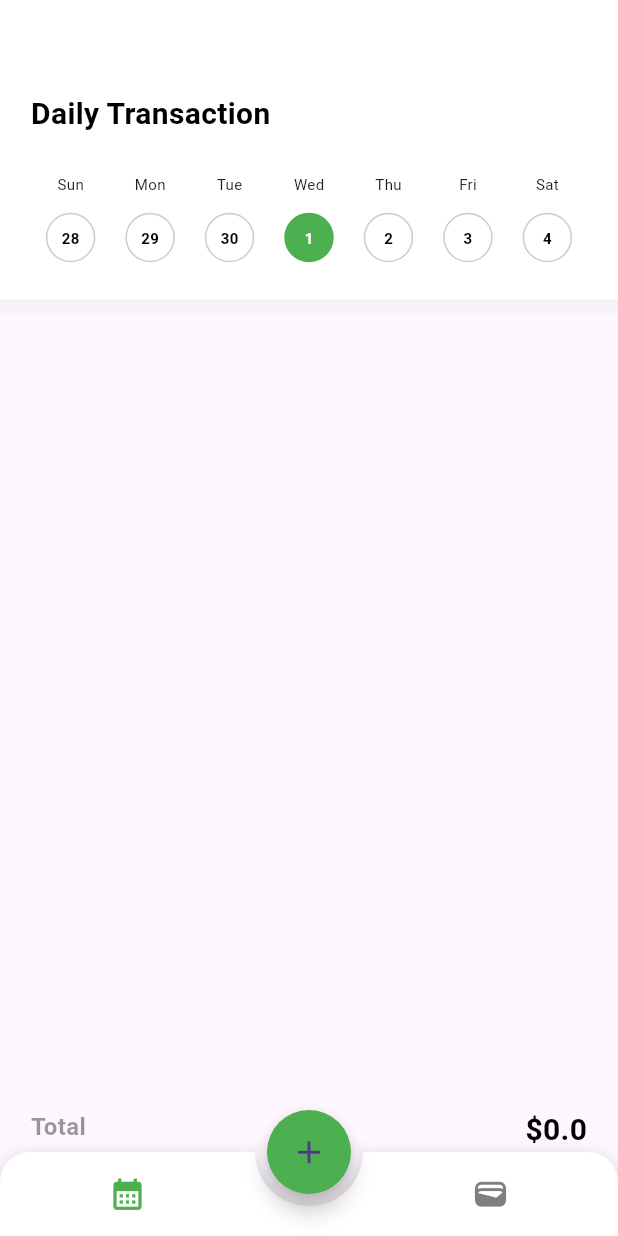
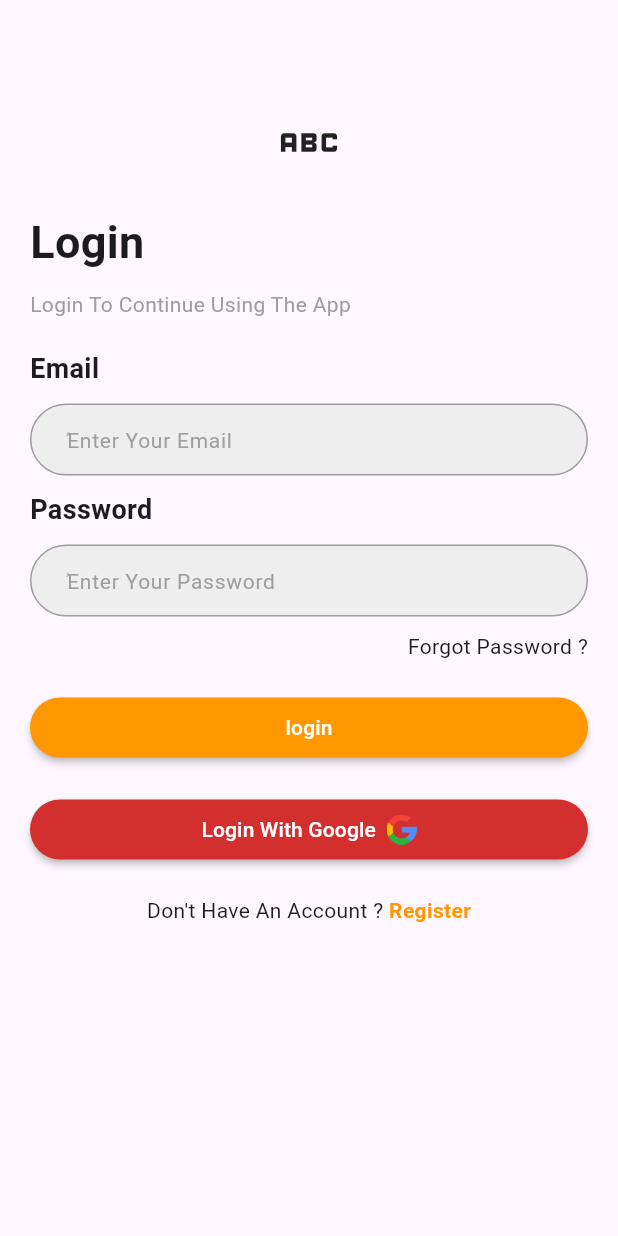
Before and after one commit to feras5533/expenses_app, a Flutter app: the screen it shows after launch, on a phone screen of 412 x 824 dp. Run offline on Flutter 3.47's test engine with Material 3 defaults, Android fonts, the phone set to English and light mode, and no system bars; drawn by our look-alikes of animated_bottom_navigation_bar; our stand-ins replace auto_size_text, fl_chart, get; missing offline and left inert: animated_snack_bar.

Commit message:
adding login UI

```diff
--- a/lib/common/color_constants.dart
+++ b/lib/common/color_constants.dart
@@ -1,11 +1,12 @@
 import 'package:flutter/material.dart';
 
-const Color primary = Colors.green;
-const Color secondary = Color.fromARGB(255, 103, 241, 107);
-const Color black = Colors.black;
-const Color white = Colors.white;
-const Color grey = Colors.grey;
-const Color red = Colors.red;
-const Color green = Colors.green;
-const Color blue = Colors.blue;
-const Color orange = Colors.orange;
+class AppTheme {
+  static Color primaryColor = Colors.green;
+  static Color secondaryColor = Color.fromRGBO(103, 241, 107, 1);
+  static Color black = Colors.black;
+  static Color white = Colors.white;
+  static Color grey = Colors.grey;
+  static Color red = Colors.red;
+  static Color blue = Colors.blue;
+  static Color orange = Colors.orange;
+}
--- a/lib/controllers/transactions_controller.dart
+++ b/lib/controllers/transactions_controller.dart
@@ -9,25 +9,25 @@ List categories = [
     "name": "Food",
     "percentage": 0.0,
     "total": 0.0,
-    "color": green,
+    "color": AppTheme.primaryColor,
   },
   {
     "name": "Gift",
     "percentage": 0.0,
     "total": 0.0,
-    "color": blue,
+    "color": AppTheme.blue,
   },
   {
     "name": "Charity",
     "percentage": 0.0,
     "total": 0.0,
-    "color": red,
+    "color": AppTheme.red,
   },
   {
     "name": "Transportation",
     "percentage": 0.0,
     "total": 0.0,
-    "color": orange,
+    "color": AppTheme.orange,
   },
 ];
 
@@ -66,7 +66,7 @@ class TransactionsController extends GetxController {
 
   List<dynamic> addCategory({
     required String name,
-    color = green,
+    color,
   }) {
     categories.add({
       "name": name,
--- a/lib/main.dart
+++ b/lib/main.dart
@@ -1,10 +1,12 @@
 import 'package:flutter/material.dart';
 import 'package:get/get.dart';
 
-import '/widgets/bottom_navigation_bar_widget.dart';
+// import '/widgets/bottom_navigation_bar_widget.dart';
+import 'views/login_view.dart';
 
 void main() async {
   WidgetsFlutterBinding.ensureInitialized();
+
   runApp(const MyApp());
 }
 
@@ -19,7 +21,7 @@ class MyApp extends StatelessWidget {
       theme: ThemeData(
         primarySwatch: Colors.blue,
       ),
-      home: const BottomNavigationBarWidget(),
+      home: const LoginView(),
     );
   }
 }
--- a/lib/views/daily_view.dart
+++ b/lib/views/daily_view.dart
@@ -24,10 +24,10 @@ class _DailyViewState extends State<DailyView> {
           children: [
             Container(
               decoration: BoxDecoration(
-                color: white,
+                color: AppTheme.white,
                 boxShadow: [
                   BoxShadow(
-                    color: grey.withOpacity(0.08),
+                    color: AppTheme.grey.withOpacity(0.08),
                     spreadRadius: 10,
                     blurRadius: 3,
                   ),
@@ -43,12 +43,12 @@ class _DailyViewState extends State<DailyView> {
                 child: Column(
                   crossAxisAlignment: CrossAxisAlignment.start,
                   children: [
-                    const Text(
+                    Text(
                       "Daily Transaction",
                       style: TextStyle(
                           fontSize: 20,
                           fontWeight: FontWeight.bold,
-                          color: black),
+                          color: AppTheme.black),
                     ),
                     SizedBox(
                       height: Get.height * 0.03,
@@ -82,13 +82,13 @@ class _DailyViewState extends State<DailyView> {
                                     height: Get.height * 0.04,
                                     decoration: BoxDecoration(
                                       color: activeDay == index
-                                          ? primary
+                                          ? AppTheme.primaryColor
                                           : Colors.transparent,
                                       shape: BoxShape.circle,
                                       border: Border.all(
                                         color: activeDay == index
-                                            ? primary
-                                            : black.withOpacity(
+                                            ? AppTheme.primaryColor
+                                            : AppTheme.black.withOpacity(
                                                 0.2,
                                               ),
                                       ),
@@ -100,8 +100,8 @@ class _DailyViewState extends State<DailyView> {
                                             fontSize: 10,
                                             fontWeight: FontWeight.w600,
                                             color: activeDay == index
-                                                ? white
-                                                : black),
+                                                ? AppTheme.white
+                                                : AppTheme.black),
                                       ),
                                     ),
                                   ),
@@ -141,9 +141,9 @@ class _DailyViewState extends State<DailyView> {
                                       Text(
                                         controller.dailyTransactions[index]
                                             ['name'],
-                                        style: const TextStyle(
+                                        style: TextStyle(
                                             fontSize: 15,
-                                            color: black,
+                                            color: AppTheme.black,
                                             fontWeight: FontWeight.w500),
                                         overflow: TextOverflow.ellipsis,
                                       ),
@@ -154,7 +154,8 @@ class _DailyViewState extends State<DailyView> {
                                         "${controller.dailyTransactions[index]['category']} . ${controller.dailyTransactions[index]['date']}",
                                         style: TextStyle(
                                             fontSize: 12,
-                                            color: black.withOpacity(0.5),
+                                            color:
+                                                AppTheme.black.withOpacity(0.5),
                                             fontWeight: FontWeight.w400),
                                         overflow: TextOverflow.ellipsis,
                                       ),
@@ -199,7 +200,7 @@ class _DailyViewState extends State<DailyView> {
                     "Total",
                     style: TextStyle(
                         fontSize: 16,
-                        color: black.withOpacity(0.4),
+                        color: AppTheme.black.withOpacity(0.4),
                         fontWeight: FontWeight.w600),
                     overflow: TextOverflow.ellipsis,
                   ),
@@ -207,9 +208,9 @@ class _DailyViewState extends State<DailyView> {
                     padding: const EdgeInsets.only(top: 5),
                     child: Text(
                       "\$${controller.total}",
-                      style: const TextStyle(
+                      style: TextStyle(
                           fontSize: 20,
-                          color: black,
+                          color: AppTheme.black,
                           fontWeight: FontWeight.bold),
                       overflow: TextOverflow.ellipsis,
                     ),
--- /dev/null
+++ b/lib/views/login_view.dart
@@ -0,0 +1,197 @@
+// import 'package:flutter/material.dart';
+// import 'package:get/get.dart';
+// import '/common/color_constants.dart';
+
+// class LoginView extends StatefulWidget {
+//   const LoginView({super.key});
+
+//   @override
+//   State<LoginView> createState() => _LoginViewState();
+// }
+
+// class _LoginViewState extends State<LoginView> {
+//   final TextEditingController _userNameController = TextEditingController();
+//   final TextEditingController _passwordController = TextEditingController();
+//   @override
+//   Widget build(BuildContext context) {
+//     return Scaffold(
+//       resizeToAvoidBottomInset: false,
+//       body: Column(
+//         mainAxisAlignment: MainAxisAlignment.center,
+//         children: [
+//           customForm(
+//             controller: _userNameController,
+//           ),
+//           customForm(
+//             controller: _passwordController,
+//             lastField: true,
+//           ),
+//           Center(
+//             child: Container(
+//               margin: EdgeInsets.only(top: Get.height * 0.01),
+//               height: Get.height * 0.07,
+//               width: Get.width * 0.8,
+//               child: ElevatedButton(
+//                 onPressed: () {},
+//                 style: ButtonStyle(
+//                   backgroundColor:
+//                       WidgetStatePropertyAll(AppTheme.primaryColor),
+//                 ),
+//                 child: const Text(
+//                   'Login',
+//                   style: TextStyle(
+//                       fontWeight: FontWeight.bold,
+//                       color: Colors.black,
+//                       fontSize: 18),
+//                 ),
+//               ),
+//             ),
+//           ),
+//         ],
+//       ),
+//     );
+//   }
+
+//   customForm({
+//     required TextEditingController? controller,
+//     bool lastField = false,
+//   }) {
+//     return Container(
+//       margin: EdgeInsetsDirectional.symmetric(
+//         vertical: Get.height * 0.02,
+//         horizontal: Get.width * 0.04,
+//       ),
+//       child: TextFormField(
+//         controller: controller,
+//         textInputAction:
+//             lastField ? TextInputAction.done : TextInputAction.next,
+//         cursorColor: AppTheme.primaryColor,
+//         onTapOutside: (event) {
+//           Get.focusScope!.unfocus();
+//         },
+//         decoration: InputDecoration(
+//           border: OutlineInputBorder(
+//             borderRadius: BorderRadius.all(
+//               Radius.circular(35),
+//             ),
+//           ),
+//           focusedBorder: OutlineInputBorder(
+//             borderRadius: BorderRadius.all(
+//               Radius.circular(35),
+//             ),
+//             borderSide: BorderSide(color: AppTheme.primaryColor, width: 2),
+//           ),
+//         ),
+//       ),
+//     );
+//   }
+// }
+
+import 'package:flutter/material.dart';
+
+import '/widgets/custom_text_field.dart';
+import '/widgets/custom_button.dart';
+
+class LoginView extends StatefulWidget {
+  const LoginView({super.key});
+
+  @override
+  State<LoginView> createState() => _LoginViewState();
+}
+
+class _LoginViewState extends State<LoginView> {
+  TextEditingController email = TextEditingController();
+  TextEditingController password = TextEditingController();
+
+  @override
+  Widget build(BuildContext context) {
+    return Scaffold(
+      body: Container(
+        padding: const EdgeInsets.all(20),
+        child: ListView(children: [
+          Column(
+            crossAxisAlignment: CrossAxisAlignment.start,
+            children: [
+              Container(height: 50),
+              const Center(
+                  child: Icon(
+                Icons.abc,
+                size: 50,
+              )),
+              Container(height: 20),
+              const Text("Login",
+                  style: TextStyle(fontSize: 30, fontWeight: FontWeight.bold)),
+              Container(height: 10),
+              const Text("Login To Continue Using The App",
+                  style: TextStyle(color: Colors.grey)),
+              Container(height: 20),
+              const Text(
+                "Email",
+                style: TextStyle(fontWeight: FontWeight.bold, fontSize: 18),
+              ),
+              Container(height: 10),
+              CustomTextField(
+                  hinttext: "ُEnter Your Email", mycontroller: email),
+              Container(height: 10),
+              const Text(
+                "Password",
+                style: TextStyle(fontWeight: FontWeight.bold, fontSize: 18),
+              ),
+              Container(height: 10),
+              CustomTextField(
+                  hinttext: "ُEnter Your Password", mycontroller: email),
+              Container(
+                margin: const EdgeInsets.only(top: 10, bottom: 20),
+                alignment: Alignment.topRight,
+                child: const Text(
+                  "Forgot Password ?",
+                  style: TextStyle(
+                    fontSize: 14,
+                  ),
+                ),
+              ),
+            ],
+          ),
+          CustomButton(title: "login", onPressed: () {}),
+          Container(height: 20),
+
+          MaterialButton(
+              height: 40,
+              shape: RoundedRectangleBorder(
+                  borderRadius: BorderRadius.circular(20)),
+              color: Colors.red[700],
+              textColor: Colors.white,
+              onPressed: () {},
+              child: Row(
+                mainAxisAlignment: MainAxisAlignment.center,
+                children: [
+                  const Text("Login With Google  "),
+                  Image.asset(
+                    "images/google_logo.png",
+                    width: 20,
+                  )
+                ],
+              )),
+          Container(height: 20),
+          // Text("Don't Have An Account ? Resister" , textAlign: TextAlign.center,)
+          InkWell(
+            onTap: () {
+              Navigator.of(context).pushNamed("signup");
+            },
+            child: const Center(
+              child: Text.rich(TextSpan(children: [
+                TextSpan(
+                  text: "Don't Have An Account ? ",
+                ),
+                TextSpan(
+                    text: "Register",
+                    style: TextStyle(
+                        color: Colors.orange, fontWeight: FontWeight.bold)),
+              ])),
+            ),
+          )
+        ]),
+      ),
+    );
+  }
+}
--- a/lib/widgets/add_category_pop_up.dart
+++ b/lib/widgets/add_category_pop_up.dart
@@ -16,10 +16,10 @@ addCategoryPopup({required context}) {
           children: [
             TextFormField(
               controller: titleController,
-              style: const TextStyle(
+              style: TextStyle(
                 fontSize: 14,
                 fontWeight: FontWeight.bold,
-                color: black,
+                color: AppTheme.black,
               ),
               decoration: const InputDecoration(
                 hintText: "Enter The Category Name",
--- a/lib/widgets/bottom_navigation_bar_widget.dart
+++ b/lib/widgets/bottom_navigation_bar_widget.dart
@@ -58,8 +58,8 @@ class _BottomNavigationBarWidgetState extends State<BottomNavigationBarWidget> {
     ];
 
     return AnimatedBottomNavigationBar(
-      activeColor: primary,
-      splashColor: secondary,
+      activeColor: AppTheme.primaryColor,
+      splashColor: AppTheme.secondaryColor,
       inactiveColor: Colors.black.withOpacity(0.5),
       icons: iconItems,
       activeIndex: pageIndex,
--- a/lib/widgets/chart.dart
+++ b/lib/widgets/chart.dart
@@ -35,7 +35,7 @@ LineChartData mainData() {
           const FlSpot(8, 3),
         ],
         isCurved: true,
-        color: primary,
+        color: AppTheme.primaryColor,
         barWidth: 2,
         isStrokeCapRound: true,
       ),
--- /dev/null
+++ b/lib/widgets/custom_button.dart
@@ -0,0 +1,19 @@
+import 'package:flutter/material.dart';
+
+class CustomButton extends StatelessWidget {
+  final void Function()? onPressed;
+  final String title;
+  const CustomButton({super.key, this.onPressed, required this.title});
+
+  @override
+  Widget build(BuildContext context) {
+    return MaterialButton(
+      height: 40,
+      shape: RoundedRectangleBorder(borderRadius: BorderRadius.circular(20)),
+      color: Colors.orange,
+      textColor: Colors.white,
+      onPressed: onPressed,
+      child: Text(title),
+    );
+  }
+}
--- a/lib/widgets/custom_snackbar.dart
+++ b/lib/widgets/custom_snackbar.dart
@@ -15,11 +15,12 @@ customDialog({
         height: 50,
         padding: const EdgeInsets.only(left: 20),
         decoration: BoxDecoration(
-          border: Border.all(color: error ? Colors.black : primary),
+          border:
+              Border.all(color: error ? Colors.black : AppTheme.primaryColor),
           borderRadius: const BorderRadius.all(
             Radius.circular(15),
           ),
-          color: error ? Colors.grey.shade900 : primary,
+          color: error ? Colors.grey.shade900 : AppTheme.primaryColor,
         ),
         child: Row(
           children: [
--- /dev/null
+++ b/lib/widgets/custom_text_field.dart
@@ -0,0 +1,29 @@
+import 'package:flutter/material.dart';
+
+class CustomTextField extends StatelessWidget {
+  final String hinttext;
+  final TextEditingController mycontroller;
+
+  const CustomTextField(
+      {super.key, required this.hinttext, required this.mycontroller});
+
+  @override
+  Widget build(BuildContext context) {
+    return TextFormField(
+      controller: mycontroller,
+      decoration: InputDecoration(
+          hintText: hinttext,
+          hintStyle: TextStyle(fontSize: 14, color: Colors.grey),
+          contentPadding: EdgeInsets.symmetric(vertical: 2, horizontal: 20),
+          filled: true,
+          fillColor: Colors.grey[200],
+          border: OutlineInputBorder(
+              borderRadius: BorderRadius.circular(50),
+              borderSide:
+                  BorderSide(color: const Color.fromARGB(255, 184, 184, 184))),
+          enabledBorder: OutlineInputBorder(
+              borderRadius: BorderRadius.circular(50),
+              borderSide: BorderSide(color: Colors.grey))),
+    );
+  }
+}
```
Also changed, not shown: lib/views/budget_view.dart (+14 -13 lines), lib/views/create_transaction_view.dart (+18 -18 lines), pubspec.yaml (+8 -2 lines), images/google_logo.png (added), pubspec.lock, 8 other files.
